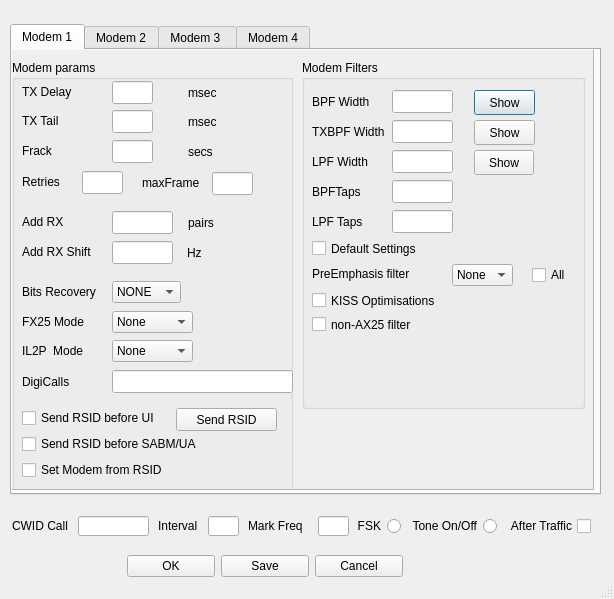
g8bpq/QtSoundModem, file ModemDialog.ui: the form before one commit.
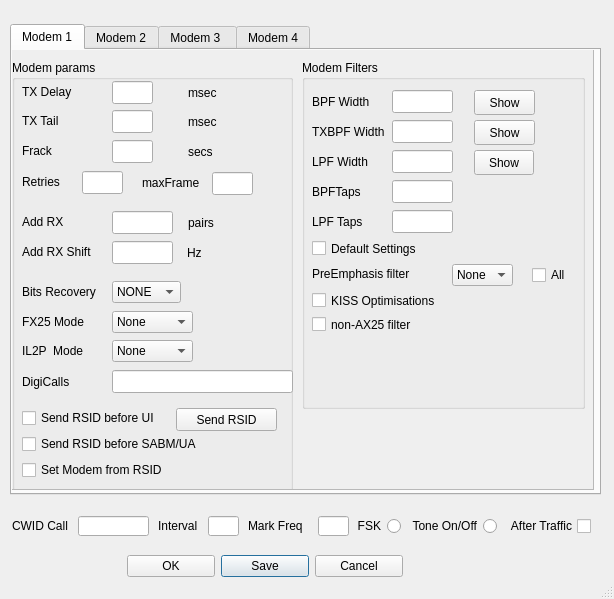
The form after the commit.

```diff
--- a/ModemDialog.ui
+++ b/ModemDialog.ui
@@ -3041,6 +3041,9 @@
       <property name="text">
        <string>Save</string>
       </property>
+      <property name="default">
+       <bool>true</bool>
+      </property>
      </widget>
     </item>
     <item>
```
